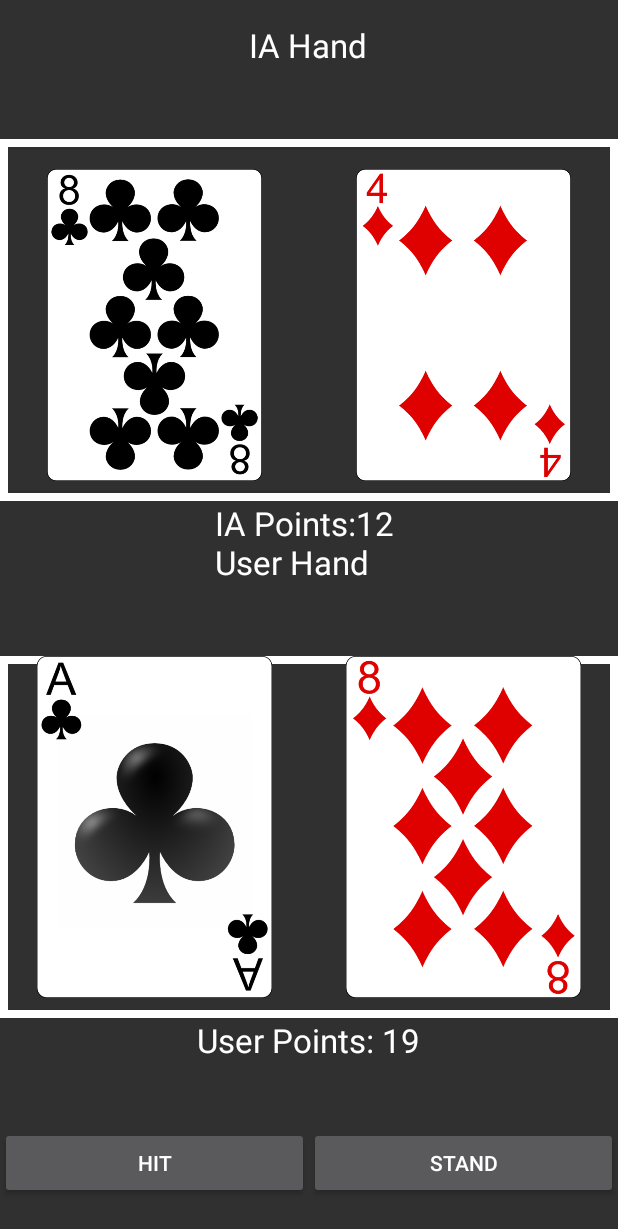
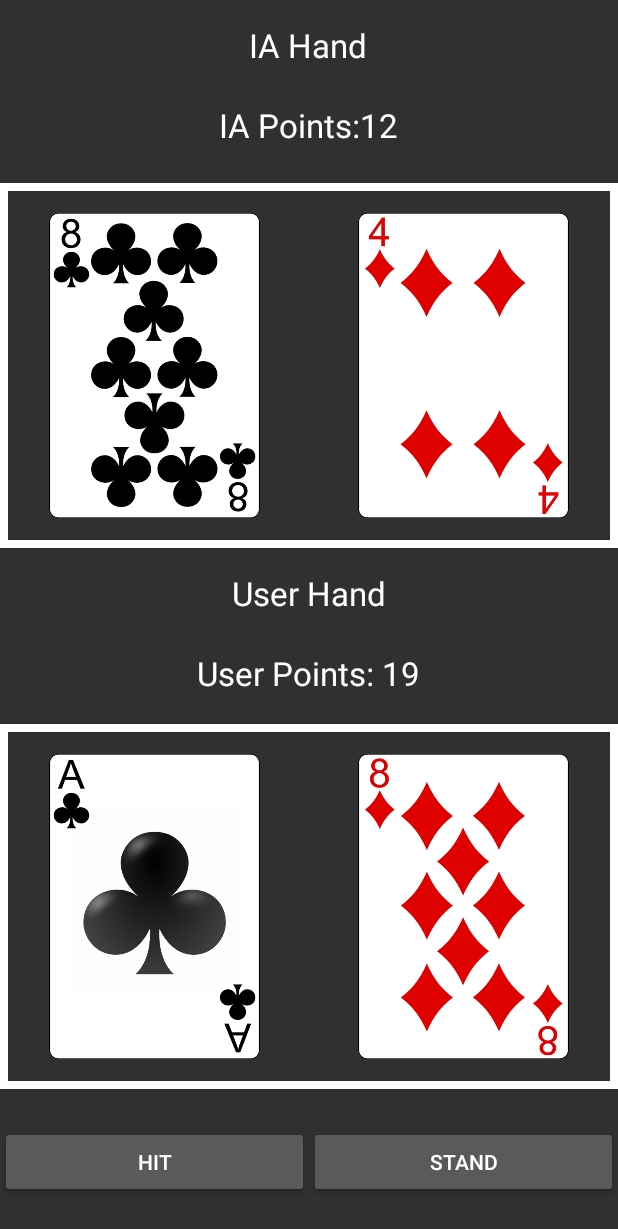
Before and after one commit to NetoPedro/BlackjackAndroid, an Android app: the GameScreenActivity screen opened directly, with no data from a screen before it, on a phone screen of 412 x 824 dp. Shown: the top 1229 px of the screen. Run offline under Robolectric (Android 15) with nearby library versions, the phone set to English and light mode, and no system bars; libraries missing offline, so code that uses them is left out: cn.pedant.

Commit message:
Improvements on Game Board UI

```diff
--- a/app/build.gradle
+++ b/app/build.gradle
@@ -22,5 +22,10 @@ android {
 dependencies {
     compile fileTree(dir: 'libs', include: ['*.jar'])
     testCompile 'junit:junit:4.12'
+    compile 'cn.pedant.sweetalert:library:1.3'
+
     compile 'com.android.support:appcompat-v7:25.1.0'
 }
+repositories {
+    mavenCentral()
+}
--- a/app/src/main/AndroidManifest.xml
+++ b/app/src/main/AndroidManifest.xml
@@ -7,7 +7,10 @@
         android:icon="@mipmap/ic_launcher"
         android:label="@string/app_name"
         android:supportsRtl="true"
-        android:theme="@style/Theme.AppCompat.NoActionBar">
+        xmlns:tools="http://schemas.android.com/tools"
+        tools:replace="android:icon"
+
+    android:theme="@style/Theme.AppCompat.NoActionBar">
         <activity android:name=".SplashScreen" android:screenOrientation="portrait">
             <intent-filter>
                 <action android:name="android.intent.action.MAIN" />
@@ -15,7 +18,7 @@
                 <category android:name="android.intent.category.LAUNCHER" />
             </intent-filter>
         </activity>
-        <activity android:name=".GameScreenActivity" android:screenOrientation="portrait">
+        <activity  android:name=".GameScreenActivity" android:screenOrientation="portrait">
 
         </activity>
         <activity android:name=".MenuActivity" android:screenOrientation="portrait">
--- a/app/src/main/java/com/trimteam/blackjack/GameScreenActivity.java
+++ b/app/src/main/java/com/trimteam/blackjack/GameScreenActivity.java
@@ -13,6 +13,8 @@ import android.widget.LinearLayout;
 import android.widget.TextView;
 
 import java.util.ArrayList;
+
+import cn.pedant.SweetAlert.SweetAlertDialog;
 
 public class GameScreenActivity extends AppCompatActivity {
 
@@ -81,12 +83,42 @@ public class GameScreenActivity extends AppCompatActivity {
 
 
     private void alertGameOver(String text){
+       SweetAlertDialog sweetAlertDialog =  new SweetAlertDialog(this, SweetAlertDialog.WARNING_TYPE)
+                .setTitleText("Game Over")
+                .showCancelButton(true)
+                .setCancelText("Don't play")
+                .setContentText(text)
+                .setConfirmText("Play Again")
+                .setCancelClickListener(new SweetAlertDialog.OnSweetClickListener() {
+                    @Override
+                    public void onClick(SweetAlertDialog sweetAlertDialog) {
+                        sweetAlertDialog.dismissWithAnimation();
+                        startComponents();
+                        showCards();
+                        updateGrids();
+                        hitButton.setEnabled(true);
+                    }
+                })
+                .setConfirmClickListener(new SweetAlertDialog.OnSweetClickListener() {
+                    @Override
+                    public void onClick(SweetAlertDialog sDialog) {
+                        sDialog.dismissWithAnimation();
+                        startComponents();
+                        showCards();
+                        updateGrids();
+                        hitButton.setEnabled(true);
+                    }
+                }
+                );
+        sweetAlertDialog.setCancelable(false);
+        sweetAlertDialog.setCanceledOnTouchOutside(false);
+        sweetAlertDialog.show();
+
+    }
+/*
+    private void alertGameOver(String text){
         hitButton.setEnabled(false);
-        try {
-            Thread.sleep(1000);
-        } catch (InterruptedException e) {
-            e.printStackTrace();
-        }
+
         AlertDialog alert =  new AlertDialog.Builder(this)
                 .setTitle("Game Over")
                 .setMessage(text)
@@ -112,12 +144,17 @@ public class GameScreenActivity extends AppCompatActivity {
                 .show();
         alert.setCancelable(false) ;
         alert.setCanceledOnTouchOutside(false);
-    }
+    }*/
 
 
 
 
     private void updateGrids(){
+        try {
+            Thread.sleep(300);
+        } catch (InterruptedException e) {
+            e.printStackTrace();
+        }
         ArrayList<Card> userHand = mBoard.userHand();
         ArrayList<Card> IAHand = mBoard.IAHand();
         int maxSize ;
@@ -147,21 +184,21 @@ public class GameScreenActivity extends AppCompatActivity {
 
             //cardImageView.setCompoundDrawablesWithIntrinsicBounds(rightIc, 0, 0, 0);
             GridLayout.LayoutParams param =new GridLayout.LayoutParams();
-            param.height = GridLayout.LayoutParams.MATCH_PARENT;
+            param.height = GridLayout.LayoutParams.MATCH_PARENT ;
             int width = parentLayout.getWidth();
             if(width == 0) width = this.getWindow().getWindowManager().getDefaultDisplay().getWidth();
-             param.width = width/maxSize -20;
-            param.rightMargin = 10;
-            param.leftMargin = 10;
-            param.bottomMargin=20;
-            param.topMargin = 0;
+             param.width = width/maxSize -60;
+            param.rightMargin = 30;
+            param.leftMargin = 30;
+            param.bottomMargin=30;
+            param.topMargin = 30;
 
             param.setGravity(Gravity.RIGHT);
             param.columnSpec = GridLayout.spec(i);
             param.rowSpec = GridLayout.spec(0);
             cardImageView.setLayoutParams (param);
             userPointsText.setText("User Points: "+mBoard.calculateUserPoints());
-            iaPointsText.setText("IA Points:"+mBoard.calculateIAPoints()+" \nUser Hand");
+            iaPointsText.setText("IA Points:"+mBoard.calculateIAPoints());
 
         }
 
@@ -174,14 +211,14 @@ public class GameScreenActivity extends AppCompatActivity {
             cardImageView.setAdjustViewBounds(true);
             //cardImageView.setCompoundDrawablesWithIntrinsicBounds(rightIc, 0, 0, 0);
             GridLayout.LayoutParams param =new GridLayout.LayoutParams();
-            param.height = GridLayout.LayoutParams.WRAP_CONTENT;
+            param.height = GridLayout.LayoutParams.MATCH_PARENT  ;
             int width = parentLayout.getWidth();
             if(width == 0) width = this.getWindow().getWindowManager().getDefaultDisplay().getWidth();
-            param.width = width/maxSize- 20;
-            param.rightMargin = 10;
-            param.leftMargin = 10;
+            param.width = width/maxSize- 60;
+            param.rightMargin =30;
+            param.leftMargin = 30;
             param.topMargin = 30;
-            param.bottomMargin=20;
+            param.bottomMargin=30;
 
             param.setGravity(Gravity.CENTER);
             param.columnSpec = GridLayout.spec(i);
--- a/app/src/main/res/layout/activity_game_screen.xml
+++ b/app/src/main/res/layout/activity_game_screen.xml
@@ -13,10 +13,17 @@
         android:textAppearance="?android:attr/textAppearanceLarge"
         android:text="IA Hand"
         android:id="@+id/textView"
-        android:layout_weight="1"
+        android:layout_weight="0.5"
         android:layout_gravity="center"
         android:paddingTop="15dp" />
-
+    <TextView
+        android:layout_width="wrap_content"
+        android:layout_height="wrap_content"
+        android:textAppearance="?android:attr/textAppearanceLarge"
+        android:text="IA Points"
+        android:id="@+id/iaPointsInfoTextView"
+        android:layout_weight="0.5"
+        android:layout_gravity="center" />
     <GridLayout
         android:layout_width="match_parent"
         android:layout_height="0dp"
@@ -31,11 +38,20 @@
         android:layout_width="wrap_content"
         android:layout_height="wrap_content"
         android:textAppearance="?android:attr/textAppearanceLarge"
-        android:text="IA Points \nUser Hand"
+        android:text="User Hand"
+        android:layout_weight="0.5"
+        android:id="@+id/textView2"
+        android:layout_gravity="center"
+        android:textAlignment="center"
+        android:paddingTop="15dp"/>
+    <TextView
+        android:layout_width="wrap_content"
+        android:layout_height="0dp"
+        android:textAppearance="?android:attr/textAppearanceLarge"
+        android:text="User Points: "
+        android:id="@+id/userPointsInfoTextView"
         android:layout_weight="1"
-        android:id="@+id/iaPointsInfoTextView"
         android:layout_gravity="center" />
-
     <GridLayout
         android:layout_width="match_parent"
         android:background="@drawable/hands_border"
@@ -47,14 +63,7 @@
 
         android:id="@+id/userHand"></GridLayout>
 
-    <TextView
-        android:layout_width="wrap_content"
-        android:layout_height="0dp"
-        android:textAppearance="?android:attr/textAppearanceLarge"
-        android:text="User Points: "
-        android:id="@+id/userPointsInfoTextView"
-        android:layout_weight="1"
-        android:layout_gravity="center" />
+
 
     <LinearLayout
         android:orientation="horizontal"
```
